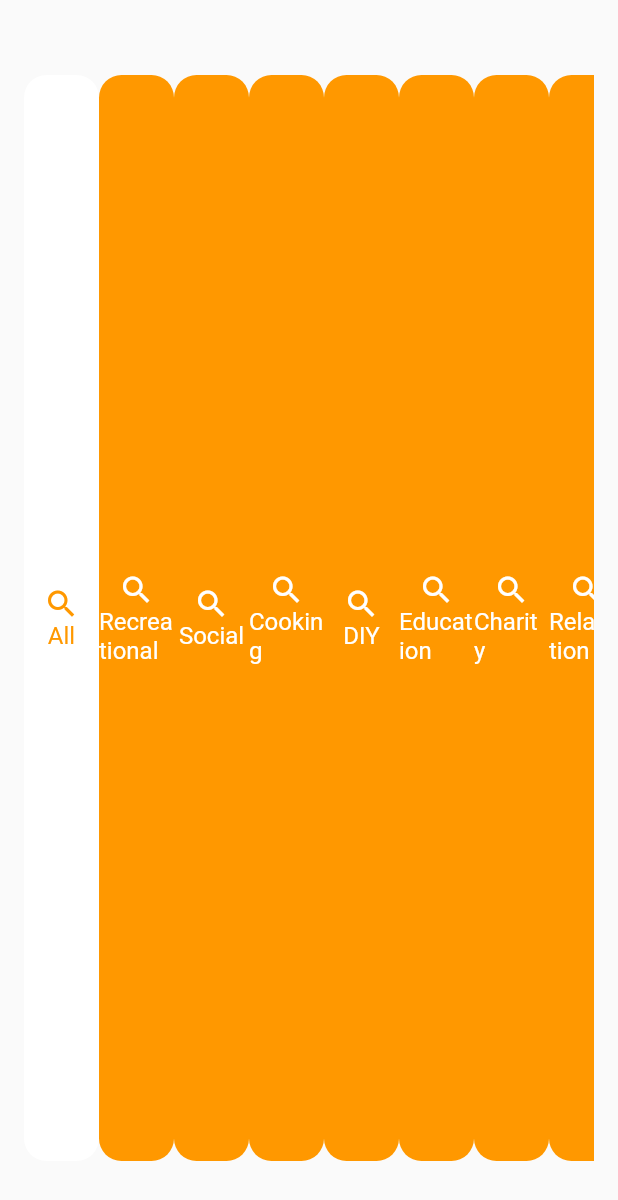
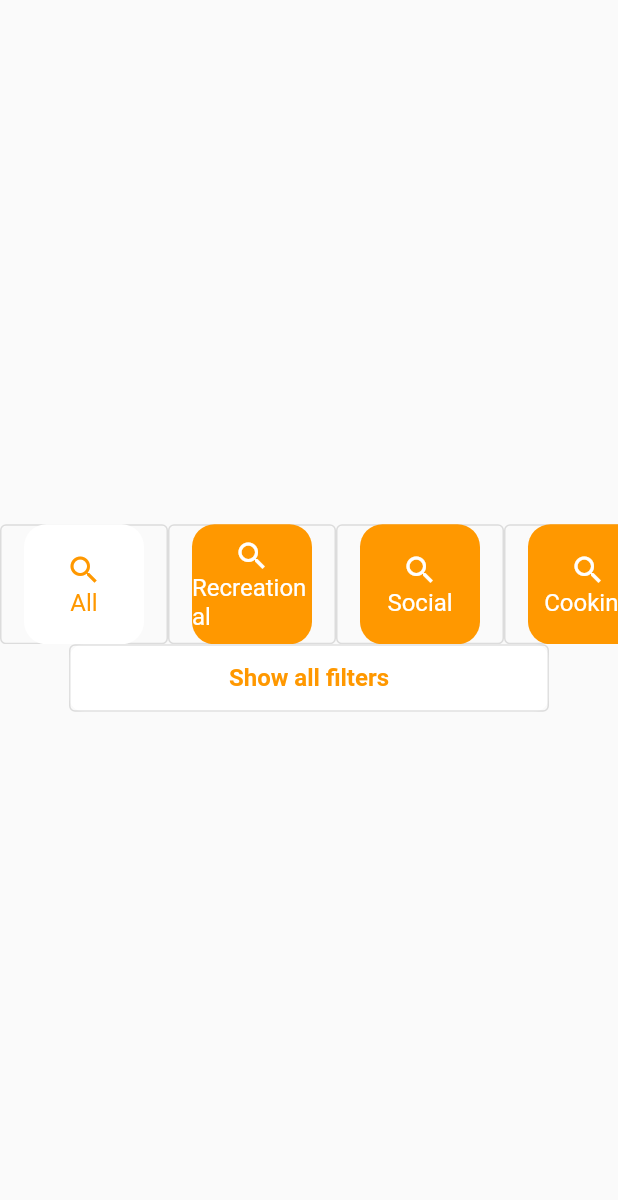
Before and after one commit to RockinPaul/boring_app, a Flutter app: the FilterStrip widget shown alone on an empty page, opened directly, on a phone screen of 412 x 824 dp. Shown: the top 1200 px of the screen. Run offline on Flutter 3.47's test engine with Material 2 defaults, Android fonts, the phone set to English and light mode, and no system bars; our stand-ins replace equatable, flutter_bloc, get_it, hive; accounts and stored records are empty; network calls fail.

Commit message:
Trying a different approach

```diff
--- a/lib/main.dart
+++ b/lib/main.dart
@@ -1,4 +1,4 @@
-import 'package:boring_app/presentation/screens/feed_screen.dart';
+import 'package:boring_app/presentation/screens/feed_screen_old.dart';
 import 'package:flutter/material.dart';
 import 'package:flutter_bloc/flutter_bloc.dart';
 import 'blocs/activity/activity_cubit.dart';
--- a/lib/presentation/components/filter_item.dart
+++ b/lib/presentation/components/filter_item.dart
@@ -12,9 +12,11 @@ class FilterItem extends StatelessWidget {
 
   @override
   Widget build(BuildContext context) {
-    return Container(
-      width: 50.0,
-      height: 50.0,
+    return OutlinedButton(
+      onPressed: () { debugPrint('$type filter selected!'); },
+      child: Container(
+        width: 80.0,
+        height: 80.0,
         decoration: BoxDecoration(
           borderRadius: BorderRadius.circular(15.0),
           color: isSelected ? Colors.white : Colors.orange,
@@ -22,21 +24,18 @@ class FilterItem extends StatelessWidget {
         child: Column(
           mainAxisAlignment: MainAxisAlignment.center,
           children: [
-          Flexible(
-            child: Icon(
+            Icon(
               Icons.search,
               color: isSelected ? Colors.orange : Colors.white,
             ),
-          ),
-          Flexible(
-            child: Text(
+            Text(
               type,
               style: Theme.of(context).textTheme.titleMedium?.copyWith(
                     color: isSelected ? Colors.orange : Colors.white,
                   ),
-            ),
             )
           ],
+        ),
       ),
     );
   }
--- a/lib/presentation/components/filter_strip.dart
+++ b/lib/presentation/components/filter_strip.dart
@@ -6,11 +6,13 @@ class FilterStrip extends StatelessWidget {
 
   @override
   Widget build(BuildContext context) {
-    return Container(
-      padding: const EdgeInsets.symmetric(vertical: 50.0, horizontal: 16.0),
-      child: ListView(
+    return Column(
+      mainAxisAlignment: MainAxisAlignment.center,
+      children: [
+        const SingleChildScrollView(
           scrollDirection: Axis.horizontal,
-        children: const [
+          child: Row(
+            children: [
               FilterItem(type: 'All', isSelected: true),
               FilterItem(type: 'Recreational', isSelected: false),
               FilterItem(type: 'Social', isSelected: false),
@@ -23,6 +25,32 @@ class FilterStrip extends StatelessWidget {
               FilterItem(type: 'Work', isSelected: false),
             ],
           ),
+        ),
+        Container(
+          margin: const EdgeInsets.only(
+            left: 46.0,
+            right: 46.0,
+          ),
+          width: MediaQuery.of(context).size.width,
+          height: 45.0,
+          decoration: const BoxDecoration(
+            borderRadius: BorderRadius.all(Radius.circular(10.0)),
+            color: Colors.white,
+          ),
+          child: OutlinedButton(
+            onPressed: () {
+              debugPrint('Received click');
+            },
+            child: Text(
+              'Show all filters',
+              style: Theme.of(context).textTheme.titleMedium?.copyWith(
+                    color: Colors.orange,
+                fontWeight: FontWeight.bold,
+                  ),
+            ),
+          ),
+        ),
+      ],
     );
   }
 }
```
Also changed, not shown: lib/presentation/screens/feed_screen.dart (+213 -224 lines), lib/presentation/screens/feed_screen_old.dart (+69 -30 lines). Lines whose indentation alone changed are shown as unchanged.
